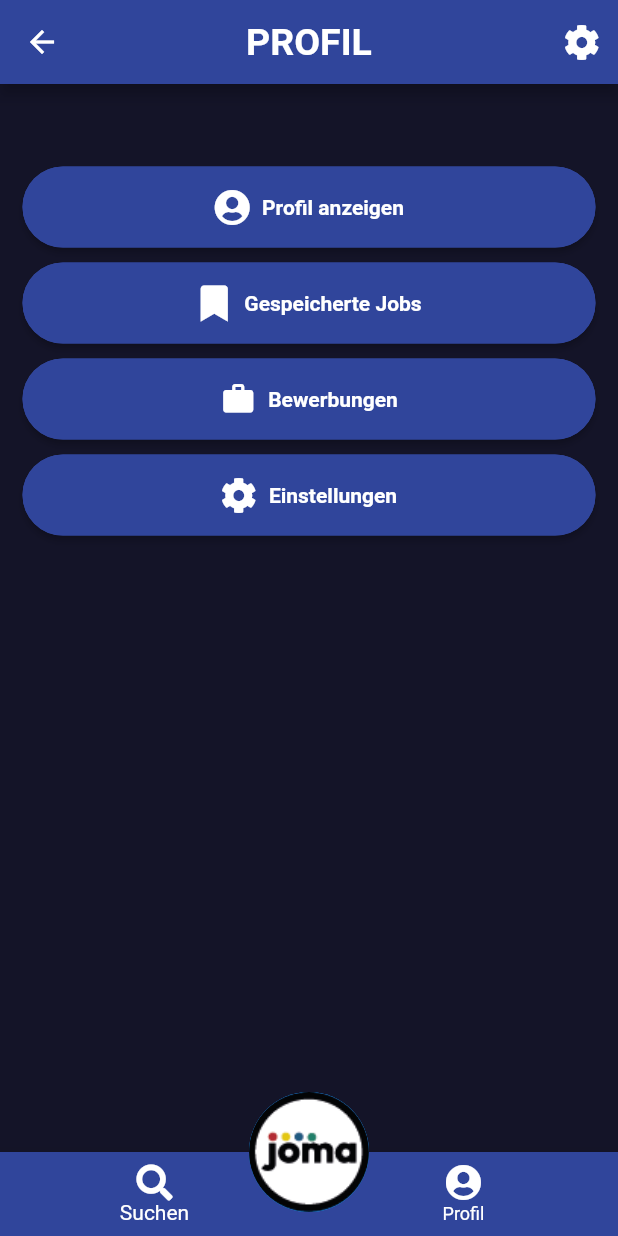
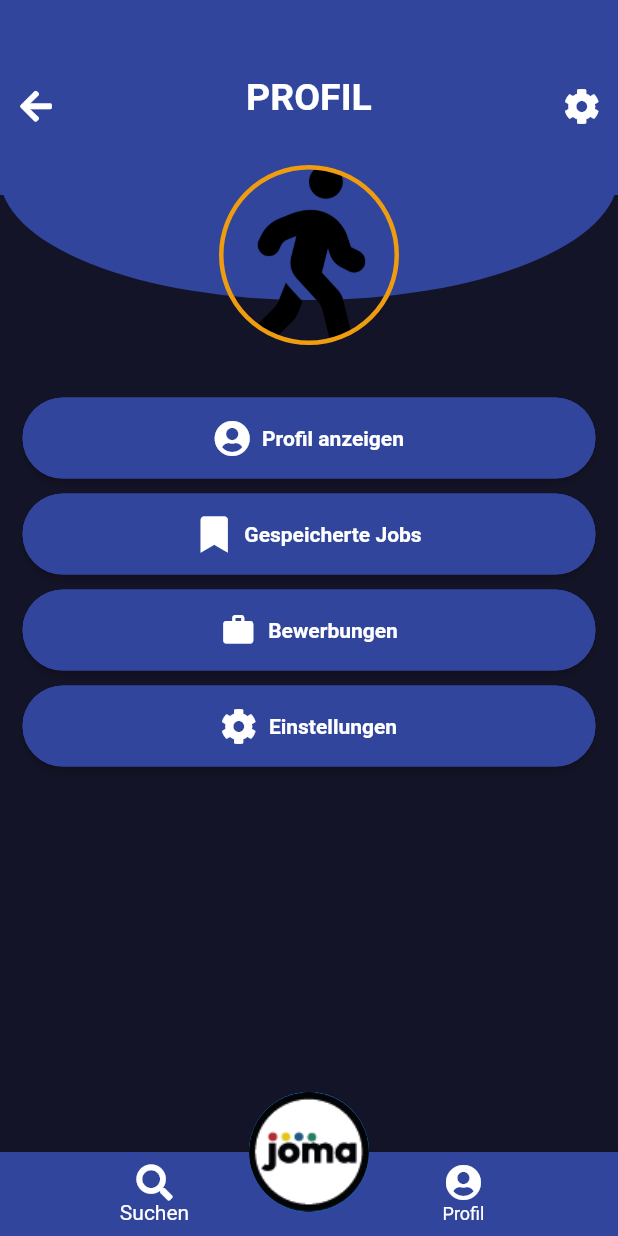
Before and after one commit to arsomesan/JoMa, a Flutter app: the ProfilLoader screen opened directly, on a phone screen of 412 x 824 dp. Run offline on Flutter 3.47's test engine with Material 2 defaults, Android fonts, the phone set to English and light mode, and no system bars; our stand-ins replace animated_splash_screen, carousel_slider, flutter_map, flutter_svg, flutter_svg_provider, font_awesome_flutter and 3 more; accounts and stored records are empty; network calls fail.

Commit message:
appbar angepasst in screen_profil_loader.dart

```diff
--- a/lib/screens/screen_profil_loader.dart
+++ b/lib/screens/screen_profil_loader.dart
@@ -1,8 +1,10 @@
 import 'package:flutter/cupertino.dart';
 import 'package:flutter/material.dart';
+import 'package:flutter_svg/svg.dart';
 import 'package:get/get_core/src/get_main.dart';
 import 'package:get/get_navigation/src/extension_navigation.dart';
 import 'package:joma/global/glovar.dart';
+import 'package:joma/materials/appbar_replaceable_image.dart';
 import 'package:joma/materials/assets.dart';
 import 'package:joma/materials/button.dart';
 import 'package:joma/model/profil_model.dart';
@@ -15,6 +17,7 @@ import 'package:joma/screens/screen_saved_jobs.dart';
 import 'package:joma/screens/screen_settings.dart';
 import 'package:joma/services/remote_services.dart';
 import 'package:joma/utils/user_simple_preferences.dart';
+import 'package:flutter_svg_provider/flutter_svg_provider.dart';
 
 class ProfilLoader extends StatefulWidget {
   const ProfilLoader({Key? key}) : super(key: key);
@@ -36,32 +39,21 @@ class _ProfilLoaderState extends State<ProfilLoader> {
   @override
   Widget build(BuildContext context) {
     return Scaffold(
-      appBar: AppBar(
-        backgroundColor: AppColors().darkPrimaryColor,
-        title: Text(
-          'Profil'.toUpperCase(),
-          style: AppTextStyles.darkH1,
+      appBar: AppBarReplaceableImage(
+        bgColor: AppBackgroundColors().darkBackground,
+        bgColorBar: AppColors().darkPrimaryColor,
+        color: AppColors().darkPrimaryColor,
+        title: 'Profil'.toUpperCase(),
+        bild: DecorationImage(
+          image: new AssetImage("assets/icons/walking-solid.png"),
+          fit: BoxFit.cover,
         ),
-        centerTitle: true,
-        leading: IconButton(
-          icon: Icon(Icons.arrow_back),
-          onPressed: () {
-            Navigator.of(context).pop();
-          },
-        ),
-        actions: [
-          IconButton(
-            icon: AppIcons().settingsWheel,
-            onPressed: () {
-              Get.to(() => const Einstellungen());
-            },
-          )
-        ],
+        hoehe: 230,
       ),
 
       backgroundColor: AppBackgroundColors().darkBackground,
       body: ListView (
-        padding: EdgeInsets.fromLTRB(0, 50, 0, 0),
+        padding: EdgeInsets.fromLTRB(0, 30, 0, 0),
         children: [
           AppButtonWithIcon(
               text: 'Profil anzeigen',
```
